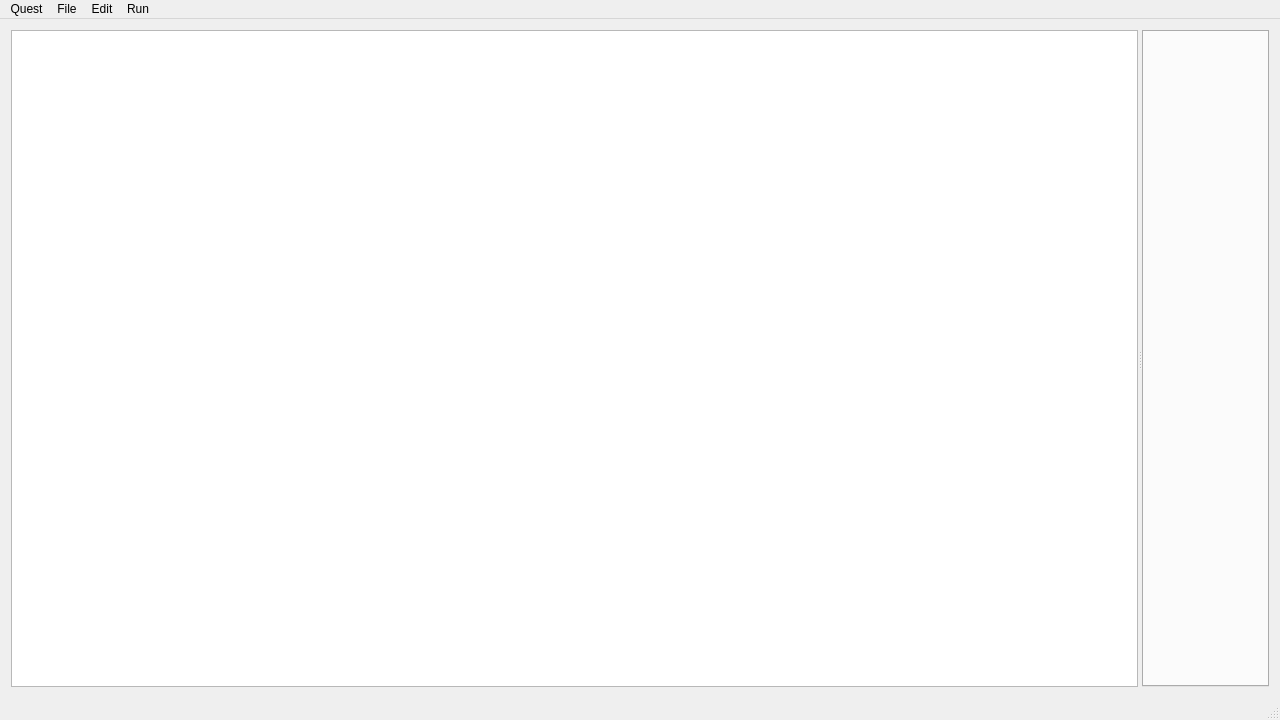
First picture: the form in src/gui/main_window.ui, repository solarus-games/solarus-quest-editor, before the edit.
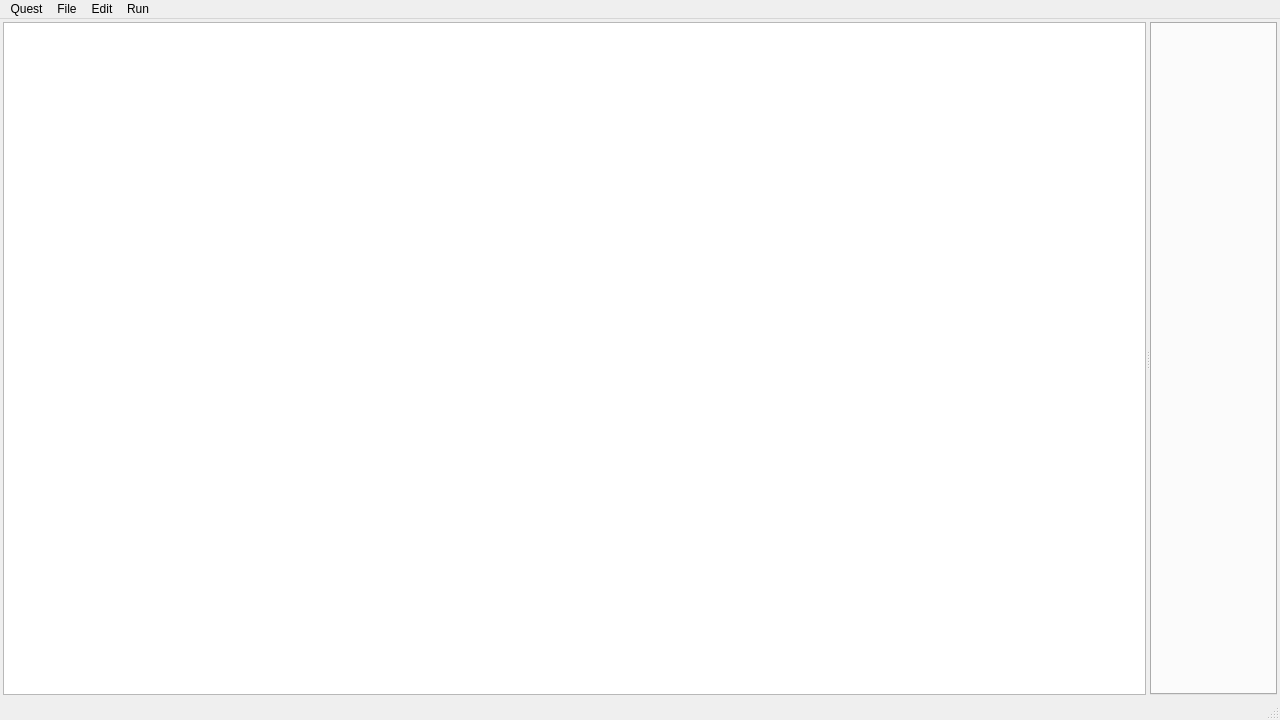
Second picture: the form after the edit. Custom widgets are drawn as their Qt base class.

Commit message: Adjust the initial size of the quest tree.

```diff
--- a/src/gui/main_window.ui
+++ b/src/gui/main_window.ui
@@ -15,6 +15,18 @@
   </property>
   <widget class="QWidget" name="centralWidget">
    <layout class="QHBoxLayout" name="horizontalLayout">
+    <property name="leftMargin">
+     <number>3</number>
+    </property>
+    <property name="topMargin">
+     <number>3</number>
+    </property>
+    <property name="rightMargin">
+     <number>3</number>
+    </property>
+    <property name="bottomMargin">
+     <number>3</number>
+    </property>
     <item>
      <widget class="QSplitter" name="splitter">
       <property name="sizePolicy">
```
The commit also changes 1 other file.
